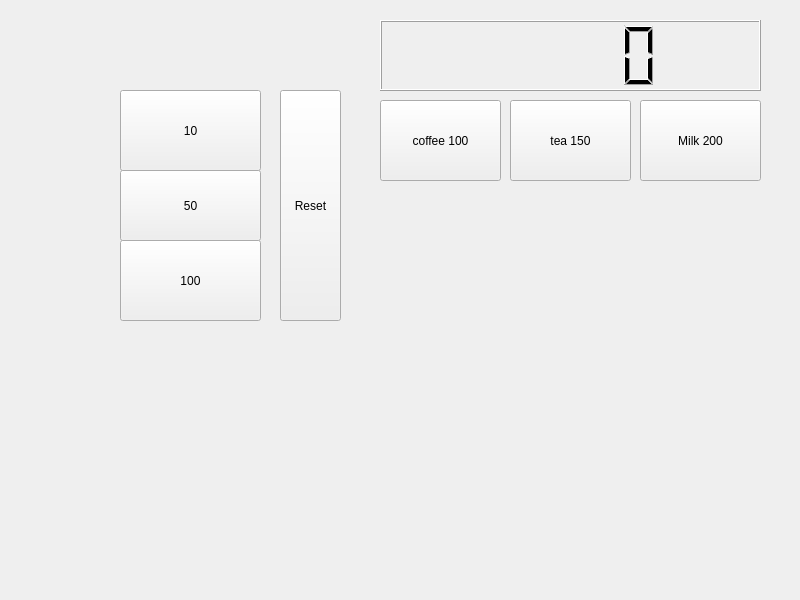
This is widget.ui in BoB12th-zip/vending-machine as Qt 5 draws it before an edit. The edited form follows.
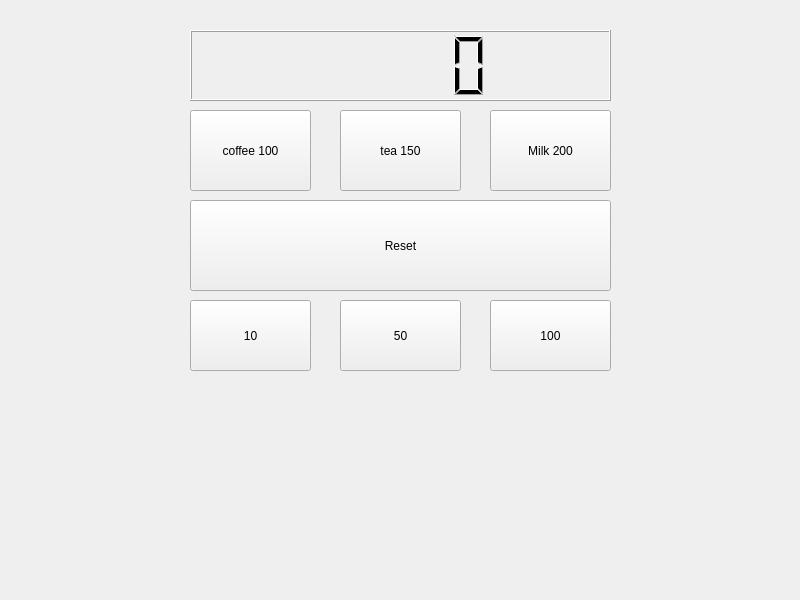
This is the edited form.

Commit message: Upload exchange function

The edit to the form file:
```diff
--- a/widget.ui
+++ b/widget.ui
@@ -16,9 +16,9 @@
   <widget class="QLCDNumber" name="lcdNumber">
    <property name="geometry">
     <rect>
-     <x>380</x>
-     <y>20</y>
-     <width>381</width>
+     <x>190</x>
+     <y>30</y>
+     <width>421</width>
      <height>71</height>
     </rect>
    </property>
@@ -26,10 +26,10 @@
   <widget class="QPushButton" name="pb10">
    <property name="geometry">
     <rect>
-     <x>120</x>
-     <y>90</y>
-     <width>141</width>
-     <height>81</height>
+     <x>190</x>
+     <y>300</y>
+     <width>121</width>
+     <height>71</height>
     </rect>
    </property>
    <property name="text">
@@ -39,9 +39,9 @@
   <widget class="QPushButton" name="pb50">
    <property name="geometry">
     <rect>
-     <x>120</x>
-     <y>170</y>
-     <width>141</width>
+     <x>340</x>
+     <y>300</y>
+     <width>121</width>
      <height>71</height>
     </rect>
    </property>
@@ -52,10 +52,10 @@
   <widget class="QPushButton" name="pb100">
    <property name="geometry">
     <rect>
-     <x>120</x>
-     <y>240</y>
-     <width>141</width>
-     <height>81</height>
+     <x>490</x>
+     <y>300</y>
+     <width>121</width>
+     <height>71</height>
     </rect>
    </property>
    <property name="text">
@@ -65,8 +65,8 @@
   <widget class="QPushButton" name="pbCoffee">
    <property name="geometry">
     <rect>
-     <x>380</x>
-     <y>100</y>
+     <x>190</x>
+     <y>110</y>
      <width>121</width>
      <height>81</height>
     </rect>
@@ -78,8 +78,8 @@
   <widget class="QPushButton" name="pbTea">
    <property name="geometry">
     <rect>
-     <x>510</x>
-     <y>100</y>
+     <x>340</x>
+     <y>110</y>
      <width>121</width>
      <height>81</height>
     </rect>
@@ -91,8 +91,8 @@
   <widget class="QPushButton" name="pbMilk">
    <property name="geometry">
     <rect>
-     <x>640</x>
-     <y>100</y>
+     <x>490</x>
+     <y>110</y>
      <width>121</width>
      <height>81</height>
     </rect>
@@ -104,10 +104,10 @@
   <widget class="QPushButton" name="pbReset">
    <property name="geometry">
     <rect>
-     <x>280</x>
-     <y>90</y>
-     <width>61</width>
-     <height>231</height>
+     <x>190</x>
+     <y>200</y>
+     <width>421</width>
+     <height>91</height>
     </rect>
    </property>
    <property name="text">
```
The commit also changes 2 other files.
